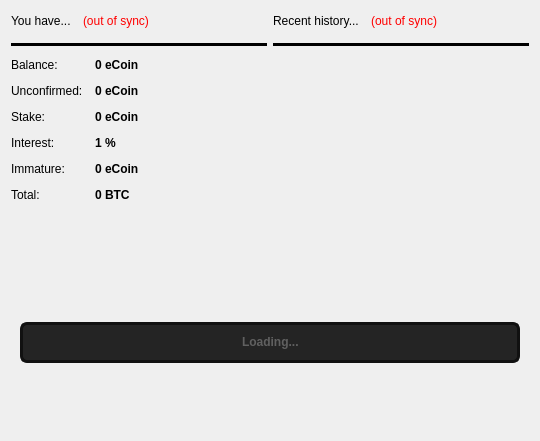
Qt form src/qt/forms/overviewpage.ui (btcdream/ecoin) before a commit.
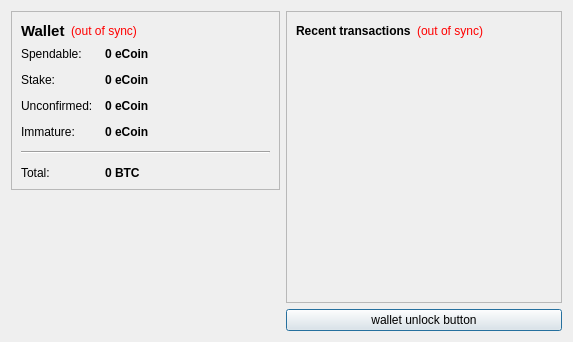
The same form after that commit. Icons and pictures are not drawn.

Diff of the .ui file:
```diff
--- a/src/qt/forms/overviewpage.ui
+++ b/src/qt/forms/overviewpage.ui
@@ -6,43 +6,38 @@
    <rect>
     <x>0</x>
     <y>0</y>
-    <width>540</width>
-    <height>441</height>
+    <width>573</width>
+    <height>342</height>
    </rect>
   </property>
   <property name="windowTitle">
    <string>Form</string>
   </property>
-  <layout class="QVBoxLayout" name="verticalLayout_2">
+  <layout class="QHBoxLayout" name="horizontalLayout" stretch="0,0">
    <item>
-    <layout class="QHBoxLayout" name="horizontalLayout_3">
+    <layout class="QVBoxLayout" name="verticalLayout_2">
      <item>
       <widget class="QFrame" name="frame">
        <property name="frameShape">
-        <enum>QFrame::NoFrame</enum>
+        <enum>QFrame::StyledPanel</enum>
        </property>
        <property name="frameShadow">
-        <enum>QFrame::Plain</enum>
-       </property>
-       <property name="lineWidth">
-        <number>0</number>
+        <enum>QFrame::Raised</enum>
        </property>
        <layout class="QVBoxLayout" name="verticalLayout_4">
-        <property name="spacing">
-         <number>12</number>
-        </property>
-        <property name="margin">
-         <number>0</number>
-        </property>
         <item>
          <layout class="QHBoxLayout" name="horizontalLayout_4">
           <item>
            <widget class="QLabel" name="label_5">
-            <property name="text">
-             <string>You have...</string>
+            <property name="font">
+             <font>
+              <pointsize>11</pointsize>
+              <weight>75</weight>
+              <bold>true</bold>
+             </font>
             </property>
-            <property name="openExternalLinks">
-             <bool>true</bool>
+            <property name="text">
+             <string>Wallet</string>
             </property>
            </widget>
           </item>
@@ -63,12 +58,6 @@
             <property name="alignment">
              <set>Qt::AlignLeading|Qt::AlignLeft|Qt::AlignVCenter</set>
             </property>
-            <property name="wordWrap">
-             <bool>false</bool>
-            </property>
-            <property name="openExternalLinks">
-             <bool>true</bool>
-            </property>
            </widget>
           </item>
           <item>
@@ -86,437 +75,6 @@
           </item>
          </layout>
         </item>
-        <item>
-         <widget class="Line" name="line">
-          <property name="palette">
-           <palette>
-            <active>
-             <colorrole role="WindowText">
-              <brush brushstyle="SolidPattern">
-               <color alpha="255">
-                <red>0</red>
-                <green>0</green>
-                <blue>0</blue>
-               </color>
-              </brush>
-             </colorrole>
-             <colorrole role="Button">
-              <brush brushstyle="SolidPattern">
-               <color alpha="255">
-                <red>0</red>
-                <green>0</green>
-                <blue>0</blue>
-               </color>
-              </brush>
-             </colorrole>
-             <colorrole role="Light">
-              <brush brushstyle="SolidPattern">
-               <color alpha="255">
-                <red>0</red>
-                <green>0</green>
-                <blue>0</blue>
-               </color>
-              </brush>
-             </colorrole>
-             <colorrole role="Midlight">
-              <brush brushstyle="SolidPattern">
-               <color alpha="255">
-                <red>0</red>
-                <green>0</green>
-                <blue>0</blue>
-               </color>
-              </brush>
-             </colorrole>
-             <colorrole role="Dark">
-              <brush brushstyle="SolidPattern">
-               <color alpha="255">
-                <red>0</red>
-                <green>0</green>
-                <blue>0</blue>
-               </color>
-              </brush>
-             </colorrole>
-             <colorrole role="Mid">
-              <brush brushstyle="SolidPattern">
-               <color alpha="255">
-                <red>0</red>
-                <green>0</green>
-                <blue>0</blue>
-               </color>
-              </brush>
-             </colorrole>
-             <colorrole role="Text">
-              <brush brushstyle="SolidPattern">
-               <color alpha="255">
-                <red>255</red>
-                <green>255</green>
-                <blue>255</blue>
-               </color>
-              </brush>
-             </colorrole>
-             <colorrole role="BrightText">
-              <brush brushstyle="SolidPattern">
-               <color alpha="255">
-                <red>255</red>
-                <green>255</green>
-                <blue>255</blue>
-               </color>
-              </brush>
-             </colorrole>
-             <colorrole role="ButtonText">
-              <brush brushstyle="SolidPattern">
-               <color alpha="255">
-                <red>255</red>
-                <green>255</green>
-                <blue>255</blue>
-               </color>
-              </brush>
-             </colorrole>
-             <colorrole role="Base">
-              <brush brushstyle="SolidPattern">
-               <color alpha="255">
-                <red>0</red>
-                <green>0</green>
-                <blue>0</blue>
-               </color>
-              </brush>
-             </colorrole>
-             <colorrole role="Window">
-              <brush brushstyle="SolidPattern">
-               <color alpha="255">
-                <red>0</red>
-                <green>0</green>
-                <blue>0</blue>
-               </color>
-              </brush>
-             </colorrole>
-             <colorrole role="Shadow">
-              <brush brushstyle="SolidPattern">
-               <color alpha="255">
-                <red>0</red>
-                <green>0</green>
-                <blue>0</blue>
-               </color>
-              </brush>
-             </colorrole>
-             <colorrole role="AlternateBase">
-              <brush brushstyle="SolidPattern">
-               <color alpha="255">
-                <red>0</red>
-                <green>0</green>
-                <blue>0</blue>
-               </color>
-              </brush>
-             </colorrole>
-             <colorrole role="ToolTipBase">
-              <brush brushstyle="SolidPattern">
-               <color alpha="255">
-                <red>255</red>
-                <green>255</green>
-                <blue>220</blue>
-               </color>
-              </brush>
-             </colorrole>
-             <colorrole role="ToolTipText">
-              <brush brushstyle="SolidPattern">
-               <color alpha="255">
-                <red>0</red>
-                <green>0</green>
-                <blue>0</blue>
-               </color>
-              </brush>
-             </colorrole>
-            </active>
-            <inactive>
-             <colorrole role="WindowText">
-              <brush brushstyle="SolidPattern">
-               <color alpha="255">
-                <red>0</red>
-                <green>0</green>
-                <blue>0</blue>
-               </color>
-              </brush>
-             </colorrole>
-             <colorrole role="Button">
-              <brush brushstyle="SolidPattern">
-               <color alpha="255">
-                <red>0</red>
-                <green>0</green>
-                <blue>0</blue>
-               </color>
-              </brush>
-             </colorrole>
-             <colorrole role="Light">
-              <brush brushstyle="SolidPattern">
-               <color alpha="255">
-                <red>0</red>
-                <green>0</green>
-                <blue>0</blue>
-               </color>
-              </brush>
-             </colorrole>
-             <colorrole role="Midlight">
-              <brush brushstyle="SolidPattern">
-               <color alpha="255">
-                <red>0</red>
-                <green>0</green>
-                <blue>0</blue>
-               </color>
-              </brush>
-             </colorrole>
-             <colorrole role="Dark">
-              <brush brushstyle="SolidPattern">
-               <color alpha="255">
-                <red>0</red>
-                <green>0</green>
-                <blue>0</blue>
-               </color>
-              </brush>
-             </colorrole>
-             <colorrole role="Mid">
-              <brush brushstyle="SolidPattern">
-               <color alpha="255">
-                <red>0</red>
-                <green>0</green>
-                <blue>0</blue>
-               </color>
-              </brush>
-             </colorrole>
-             <colorrole role="Text">
-              <brush brushstyle="SolidPattern">
-               <color alpha="255">
-                <red>255</red>
-                <green>255</green>
-                <blue>255</blue>
-               </color>
-              </brush>
-             </colorrole>
-             <colorrole role="BrightText">
-              <brush brushstyle="SolidPattern">
-               <color alpha="255">
-                <red>255</red>
-                <green>255</green>
-                <blue>255</blue>
-               </color>
-              </brush>
-             </colorrole>
-             <colorrole role="ButtonText">
-              <brush brushstyle="SolidPattern">
-               <color alpha="255">
-                <red>255</red>
-                <green>255</green>
-                <blue>255</blue>
-               </color>
-              </brush>
-             </colorrole>
-             <colorrole role="Base">
-              <brush brushstyle="SolidPattern">
-               <color alpha="255">
-                <red>0</red>
-                <green>0</green>
-                <blue>0</blue>
-               </color>
-              </brush>
-             </colorrole>
-             <colorrole role="Window">
-              <brush brushstyle="SolidPattern">
-               <color alpha="255">
-                <red>0</red>
-                <green>0</green>
-                <blue>0</blue>
-               </color>
-              </brush>
-             </colorrole>
-             <colorrole role="Shadow">
-              <brush brushstyle="SolidPattern">
-               <color alpha="255">
-                <red>0</red>
-                <green>0</green>
-                <blue>0</blue>
-               </color>
-              </brush>
-             </colorrole>
-             <colorrole role="AlternateBase">
-              <brush brushstyle="SolidPattern">
-               <color alpha="255">
-                <red>0</red>
-                <green>0</green>
-                <blue>0</blue>
-               </color>
-              </brush>
-             </colorrole>
-             <colorrole role="ToolTipBase">
-              <brush brushstyle="SolidPattern">
-               <color alpha="255">
-                <red>255</red>
-                <green>255</green>
-                <blue>220</blue>
-               </color>
-              </brush>
-             </colorrole>
-             <colorrole role="ToolTipText">
-              <brush brushstyle="SolidPattern">
-               <color alpha="255">
-                <red>0</red>
-                <green>0</green>
-                <blue>0</blue>
-               </color>
-              </brush>
-             </colorrole>
-            </inactive>
-            <disabled>
-             <colorrole role="WindowText">
-              <brush brushstyle="SolidPattern">
-               <color alpha="255">
-                <red>0</red>
-                <green>0</green>
-                <blue>0</blue>
-               </color>
-              </brush>
-             </colorrole>
-             <colorrole role="Button">
-              <brush brushstyle="SolidPattern">
-               <color alpha="255">
-                <red>0</red>
-                <green>0</green>
-                <blue>0</blue>
-               </color>
-              </brush>
-             </colorrole>
-             <colorrole role="Light">
-              <brush brushstyle="SolidPattern">
-               <color alpha="255">
-                <red>0</red>
-                <green>0</green>
-                <blue>0</blue>
-               </color>
-              </brush>
-             </colorrole>
-             <colorrole role="Midlight">
-              <brush brushstyle="SolidPattern">
-               <color alpha="255">
-                <red>0</red>
-                <green>0</green>
-                <blue>0</blue>
-               </color>
-              </brush>
-             </colorrole>
-             <colorrole role="Dark">
-              <brush brushstyle="SolidPattern">
-               <color alpha="255">
-                <red>0</red>
-                <green>0</green>
-                <blue>0</blue>
-               </color>
-              </brush>
-             </colorrole>
-             <colorrole role="Mid">
-              <brush brushstyle="SolidPattern">
-               <color alpha="255">
-                <red>0</red>
-                <green>0</green>
-                <blue>0</blue>
-               </color>
-              </brush>
-             </colorrole>
-             <colorrole role="Text">
-              <brush brushstyle="SolidPattern">
-               <color alpha="255">
-                <red>0</red>
-                <green>0</green>
-                <blue>0</blue>
-               </color>
-              </brush>
-             </colorrole>
-             <colorrole role="BrightText">
-              <brush brushstyle="SolidPattern">
-               <color alpha="255">
-                <red>255</red>
-                <green>255</green>
-                <blue>255</blue>
-               </color>
-              </brush>
-             </colorrole>
-             <colorrole role="ButtonText">
-              <brush brushstyle="SolidPattern">
-               <color alpha="255">
-                <red>0</red>
-                <green>0</green>
-                <blue>0</blue>
-               </color>
-              </brush>
-             </colorrole>
-             <colorrole role="Base">
-              <brush brushstyle="SolidPattern">
-               <color alpha="255">
-                <red>0</red>
-                <green>0</green>
-                <blue>0</blue>
-               </color>
-              </brush>
-             </colorrole>
-             <colorrole role="Window">
-              <brush brushstyle="SolidPattern">
-               <color alpha="255">
-                <red>0</red>
-                <green>0</green>
-                <blue>0</blue>
-               </color>
-              </brush>
-             </colorrole>
-             <colorrole role="Shadow">
-              <brush brushstyle="SolidPattern">
-               <color alpha="255">
-                <red>0</red>
-                <green>0</green>
-                <blue>0</blue>
-               </color>
-              </brush>
-             </colorrole>
-             <colorrole role="AlternateBase">
-              <brush brushstyle="SolidPattern">
-               <color alpha="255">
-                <red>0</red>
-                <green>0</green>
-                <blue>0</blue>
-               </color>
-              </brush>
-             </colorrole>
-             <colorrole role="ToolTipBase">
-              <brush brushstyle="SolidPattern">
-               <color alpha="255">
-                <red>255</red>
-                <green>255</green>
-                <blue>220</blue>
-               </color>
-              </brush>
-             </colorrole>
-             <colorrole role="ToolTipText">
-              <brush brushstyle="SolidPattern">
-               <color alpha="255">
-                <red>0</red>
-                <green>0</green>
-                <blue>0</blue>
-               </color>
-              </brush>
-             </colorrole>
-            </disabled>
-           </palette>
-          </property>
-          <property name="frameShadow">
-           <enum>QFrame::Plain</enum>
-          </property>
-          <property name="lineWidth">
-           <number>20</number>
-          </property>
-          <property name="midLineWidth">
-           <number>20</number>
-          </property>
-          <property name="orientation">
-           <enum>Qt::Horizontal</enum>
-          </property>
-         </widget>
-        </item>
         <item>
          <layout class="QFormLayout" name="formLayout_2">
           <property name="fieldGrowthPolicy">
@@ -531,10 +89,7 @@
           <item row="0" column="0">
            <widget class="QLabel" name="label">
             <property name="text">
-             <string>Balance:</string>
-            </property>
-            <property name="openExternalLinks">
-             <bool>true</bool>
+             <string>Spendable:</string>
             </property>
            </widget>
           </item>
@@ -561,42 +116,7 @@
            </widget>
           </item>
           <item row="1" column="0">
-           <widget class="QLabel" name="label_3">
-            <property name="text">
-             <string>Unconfirmed:</string>
-            </property>
-            <property name="openExternalLinks">
-             <bool>true</bool>
-            </property>
-           </widget>
-          </item>
-          <item row="1" column="1">
-           <widget class="QLabel" name="labelUnconfirmed">
-            <property name="font">
-             <font>
-              <weight>75</weight>
-              <bold>true</bold>
-             </font>
-            </property>
-            <property name="cursor">
-             <cursorShape>IBeamCursor</cursorShape>
-            </property>
-            <property name="toolTip">
-             <string>Total of transactions that have yet to be confirmed, and do not yet count toward the current balance</string>
-            </property>
-            <property name="text">
-             <string notr="true">0 eCoin</string>
-            </property>
-            <property name="textInteractionFlags">
-             <set>Qt::LinksAccessibleByMouse|Qt::TextSelectableByKeyboard|Qt::TextSelectableByMouse</set>
-            </property>
-           </widget>
-          </item>
-          <item row="2" column="0">
            <widget class="QLabel" name="label_6">
-            <property name="styleSheet">
-             <string notr="true"/>
-            </property>
             <property name="text">
              <string>Stake:</string>
             </property>
@@ -605,7 +125,7 @@
             </property>
            </widget>
           </item>
-          <item row="2" column="1">
+          <item row="1" column="1">
            <widget class="QLabel" name="labelStake">
             <property name="font">
              <font>
@@ -619,8 +139,34 @@
             <property name="toolTip">
              <string>Total of coins that was staked, and do not yet count toward the current balance</string>
             </property>
-            <property name="styleSheet">
-             <string notr="true"/>
+            <property name="text">
+             <string notr="true">0 eCoin</string>
+            </property>
+            <property name="textInteractionFlags">
+             <set>Qt::LinksAccessibleByMouse|Qt::TextSelectableByKeyboard|Qt::TextSelectableByMouse</set>
+            </property>
+           </widget>
+          </item>
+          <item row="2" column="0">
+           <widget class="QLabel" name="label_3">
+            <property name="text">
+             <string>Unconfirmed:</string>
+            </property>
+           </widget>
+          </item>
+          <item row="2" column="1">
+           <widget class="QLabel" name="labelUnconfirmed">
+            <property name="font">
+             <font>
+              <weight>75</weight>
+              <bold>true</bold>
+             </font>
+            </property>
+            <property name="cursor">
+             <cursorShape>IBeamCursor</cursorShape>
+            </property>
+            <property name="toolTip">
+             <string>Total of transactions that have yet to be confirmed, and do not yet count toward the current balance</string>
             </property>
             <property name="text">
              <string notr="true">0 eCoin</string>
@@ -631,41 +177,6 @@
            </widget>
           </item>
           <item row="3" column="0">
-           <widget class="QLabel" name="interestLabel">
-            <property name="styleSheet">
-             <string notr="true"/>
-            </property>
-            <property name="text">
-             <string>Interest:</string>
-            </property>
-            <property name="openExternalLinks">
-             <bool>true</bool>
-            </property>
-           </widget>
-          </item>
-          <item row="3" column="1">
-           <widget class="QLabel" name="interestValueLabel">
-            <property name="font">
-             <font>
-              <weight>75</weight>
-              <bold>true</bold>
-             </font>
-            </property>
-            <property name="cursor">
-             <cursorShape>IBeamCursor</cursorShape>
-            </property>
-            <property name="toolTip">
-             <string>The current yearly stake interest. Increases as more people stake on the network. Updates about every 30 seconds.</string>
-            </property>
-            <property name="styleSheet">
-             <string notr="true"/>
-            </property>
-            <property name="text">
-             <string>1 %</string>
-            </property>
-           </widget>
-          </item>
-          <item row="4" column="0">
            <widget class="QLabel" name="labelImmatureText">
             <property name="text">
              <string>Immature:</string>
@@ -675,7 +186,7 @@
             </property>
            </widget>
           </item>
-          <item row="4" column="1">
+          <item row="3" column="1">
            <widget class="QLabel" name="labelImmature">
             <property name="font">
              <font>
@@ -694,6 +205,13 @@
             </property>
            </widget>
           </item>
+          <item row="4" column="0" colspan="2">
+           <widget class="Line" name="line">
+            <property name="orientation">
+             <enum>Qt::Horizontal</enum>
+            </property>
+           </widget>
+          </item>
           <item row="5" column="0">
            <widget class="QLabel" name="labelTotalText">
             <property name="text">
@@ -728,49 +246,67 @@
           </item>
          </layout>
         </item>
-        <item>
-         <spacer name="verticalSpacer_3">
-          <property name="orientation">
-           <enum>Qt::Vertical</enum>
-          </property>
-          <property name="sizeHint" stdset="0">
-           <size>
-            <width>20</width>
-            <height>40</height>
-           </size>
-          </property>
-         </spacer>
-        </item>
        </layout>
       </widget>
      </item>
+     <item>
+      <spacer name="verticalSpacer_4">
+       <property name="orientation">
+        <enum>Qt::Vertical</enum>
+       </property>
+       <property name="sizeHint" stdset="0">
+        <size>
+         <width>20</width>
+         <height>40</height>
+        </size>
+       </property>
+      </spacer>
+     </item>
+     <item>
+      <widget class="QLabel" name="label_2">
+       <property name="text">
+        <string/>
+       </property>
+       <property name="pixmap">
+        <pixmap resource="../bitcoin.qrc">:/images/Wallet_Logo</pixmap>
+       </property>
+       <property name="alignment">
+        <set>Qt::AlignCenter</set>
+       </property>
+      </widget>
+     </item>
+     <item>
+      <spacer name="verticalSpacer">
+       <property name="orientation">
+        <enum>Qt::Vertical</enum>
+       </property>
+       <property name="sizeHint" stdset="0">
+        <size>
+         <width>20</width>
+         <height>40</height>
+        </size>
+       </property>
+      </spacer>
+     </item>
+    </layout>
+   </item>
+   <item>
+    <layout class="QVBoxLayout" name="verticalLayout_3">
      <item>
       <widget class="QFrame" name="frame_2">
        <property name="frameShape">
-        <enum>QFrame::NoFrame</enum>
+        <enum>QFrame::StyledPanel</enum>
        </property>
        <property name="frameShadow">
-        <enum>QFrame::Plain</enum>
-       </property>
-       <property name="lineWidth">
-        <number>0</number>
+        <enum>QFrame::Raised</enum>
        </property>
        <layout class="QVBoxLayout" name="verticalLayout">
-        <property name="spacing">
-         <number>12</number>
-        </property>
-        <property name="margin">
-         <number>0</number>
-        </property>
         <item>
          <layout class="QHBoxLayout" name="horizontalLayout_2">
           <item>
            <widget class="QLabel" name="label_4">
             <property name="text">
-             <string>Recent history...</string>
-            </property>
-            <property name="openExternalLinks">
-             <bool>true</bool>
+             <string>&lt;b&gt;Recent transactions&lt;/b&gt;</string>
             </property>
            </widget>
           </item>
@@ -811,59 +347,6 @@
           </item>
          </layout>
         </item>
-        <item>
-         <widget class="Line" name="line_2">
-          <property name="palette">
-           <palette>
-            <active>
-             <colorrole role="WindowText">
-              <brush brushstyle="SolidPattern">
-               <color alpha="255">
-                <red>0</red>
-                <green>0</green>
-                <blue>0</blue>
-               </color>
-              </brush>
-             </colorrole>
-            </active>
-            <inactive>
-             <colorrole role="WindowText">
-              <brush brushstyle="SolidPattern">
-               <color alpha="255">
-                <red>0</red>
-                <green>0</green>
-                <blue>0</blue>
-               </color>
-              </brush>
-             </colorrole>
-            </inactive>
-            <disabled>
-             <colorrole role="WindowText">
-              <brush brushstyle="SolidPattern">
-               <color alpha="255">
-                <red>143</red>
-                <green>146</green>
-                <blue>147</blue>
-               </color>
-              </brush>
-             </colorrole>
-            </disabled>
-           </palette>
-          </property>
-          <property name="frameShadow">
-           <enum>QFrame::Plain</enum>
-          </property>
-          <property name="lineWidth">
-           <number>20</number>
-          </property>
-          <property name="midLineWidth">
-           <number>20</number>
-          </property>
-          <property name="orientation">
-           <enum>Qt::Horizontal</enum>
-          </property>
-         </widget>
-        </item>
         <item>
          <widget class="QListView" name="listTransactions">
           <property name="styleSheet">
@@ -883,93 +366,45 @@
           </property>
          </widget>
         </item>
-        <item>
-         <spacer name="verticalSpacer">
-          <property name="orientation">
-           <enum>Qt::Vertical</enum>
-          </property>
-          <property name="sizeHint" stdset="0">
-           <size>
-            <width>20</width>
-            <height>64</height>
-           </size>
-          </property>
-         </spacer>
-        </item>
        </layout>
       </widget>
      </item>
+     <item>
+      <widget class="QPushButton" name="unlockWalletButton">
+       <property name="sizePolicy">
+        <sizepolicy hsizetype="Minimum" vsizetype="Fixed">
+         <horstretch>0</horstretch>
+         <verstretch>0</verstretch>
+        </sizepolicy>
+       </property>
+       <property name="maximumSize">
+        <size>
+         <width>16777214</width>
+         <height>16777214</height>
+        </size>
+       </property>
+       <property name="toolTip">
+        <string/>
+       </property>
+       <property name="text">
+        <string>wallet unlock button</string>
+       </property>
+       <property name="checkable">
+        <bool>false</bool>
+       </property>
+       <property name="autoDefault">
+        <bool>false</bool>
+       </property>
+       <property name="default">
+        <bool>true</bool>
+       </property>
+       <property name="flat">
+        <bool>false</bool>
+       </property>
+      </widget>
+     </item>
     </layout>
    </item>
-   <item>
-    <widget class="QFrame" name="frame_3">
-     <property name="frameShape">
-      <enum>QFrame::NoFrame</enum>
-     </property>
-     <property name="frameShadow">
-      <enum>QFrame::Plain</enum>
-     </property>
-     <property name="lineWidth">
-      <number>0</number>
-     </property>
-     <layout class="QVBoxLayout" name="verticalLayout_3">
-      <item>
-       <widget class="QProgressBar" name="strengthBar">
-        <property name="font">
-         <font>
-          <weight>75</weight>
-          <bold>true</bold>
-         </font>
-        </property>
-        <property name="toolTip">
-         <string>Proof of strength - what proportion of the total network weight belongs to you.</string>
-        </property>
-        <property name="statusTip">
-         <string/>
-        </property>
-        <property name="styleSheet">
-         <string notr="true">
-QProgressBar {
-     border: 3px solid #111111;
-     border-radius: 7px;
-  	background-color: #242424;
-	text-align: center;
-	color: rgb(96, 96, 96);
-	height: 35px;
- }
-
- QProgressBar::chunk {
-	background: rgba(233, 208, 4, 255);
-     width: 20px;
- }</string>
-        </property>
-        <property name="value">
-         <number>0</number>
-        </property>
-        <property name="invertedAppearance">
-         <bool>false</bool>
-        </property>
-        <property name="format">
-         <string>Loading...</string>
-        </property>
-       </widget>
-      </item>
-     </layout>
-    </widget>
-   </item>
-   <item>
-    <spacer name="verticalSpacer_2">
-     <property name="orientation">
-      <enum>Qt::Vertical</enum>
-     </property>
-     <property name="sizeHint" stdset="0">
-      <size>
-       <width>20</width>
-       <height>64</height>
-      </size>
-     </property>
-    </spacer>
-   </item>
   </layout>
  </widget>
  <resources/>
```
Left out of the diff: 22 changed lines with no effect on the pictures.
